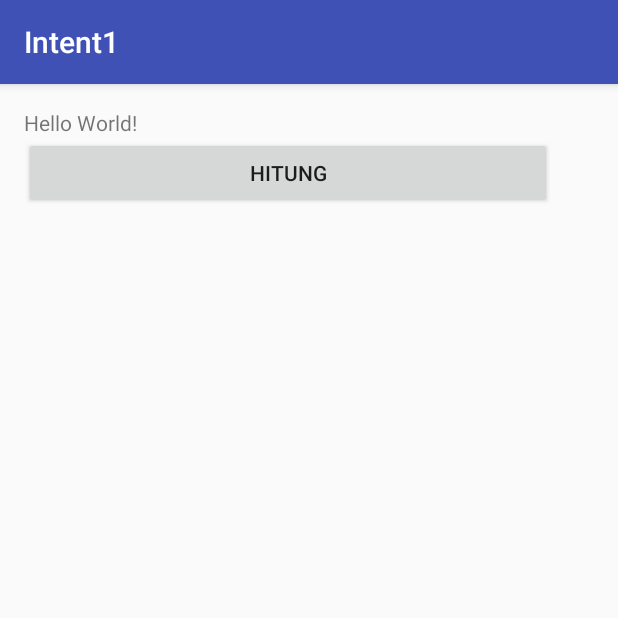
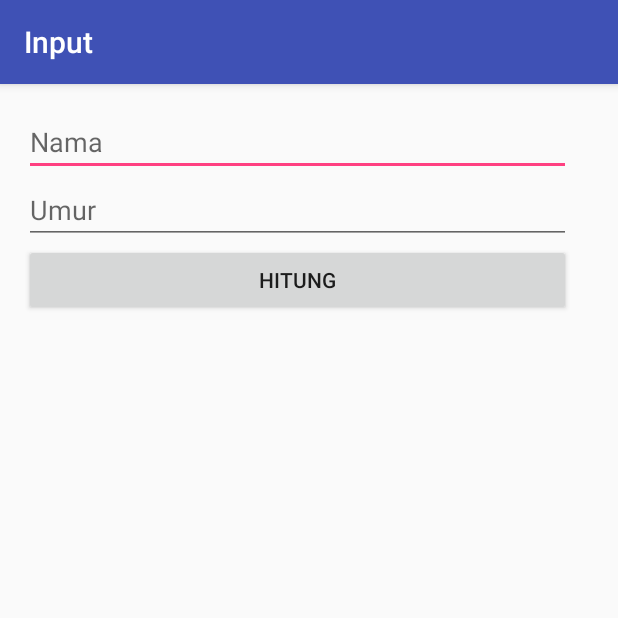
Before and after one commit to titania28/Intent1, an Android app: the screen it shows after launch (MainActivity), on a phone screen of 412 x 824 dp, the top half of it. Run offline under Robolectric (Android 15) with nearby library versions, the phone set to English and light mode, and no system bars.

Commit message:
startActivity Part 2

```diff
--- a/app/src/main/java/id/sch/smktelkom_mlg/learn/intent1/MainActivity.java
+++ b/app/src/main/java/id/sch/smktelkom_mlg/learn/intent1/MainActivity.java
@@ -4,19 +4,37 @@ import android.content.Intent;
 import android.support.v7.app.AppCompatActivity;
 import android.os.Bundle;
 import android.view.View;
+import android.widget.EditText;
 
 public class MainActivity extends AppCompatActivity {
+
+    public static final String NAMA = "Nama";
+    public static final String UMUR = "Umur";
+    EditText EtNama;
+    EditText etUmur;
 
     @Override
     protected void onCreate(Bundle savedInstanceState) {
         super.onCreate(savedInstanceState);
         setContentView(R.layout.activity_main);
+        setTitle("Input");
+        EtNama =(EditText) findViewById(R.id.editTextNama);
+        etUmur =(EditText) findViewById(R.id.editTextUmur);
         findViewById(R.id.buttonHitung).setOnClickListener(new View.OnClickListener()
         {
             @Override
             public void onClick(View v){
-            startActivity(new Intent(MainActivity.this, HasilActivity.class));
+           goHasil();
             }
         });
     }
+    private void goHasil(){
+        String nama = EtNama.getText().toString();
+        String umurStr = etUmur.getText().toString();
+        int umur = umurStr.isEmpty()?0:Integer.parseInt(umurStr);
+        Intent intent = new Intent(MainActivity.this, HasilActivity.class);
+        intent.putExtra(NAMA, nama);
+        intent.putExtra(UMUR, umur);
+        startActivity(intent);
+    }
 }
--- a/app/src/main/res/layout/activity_main.xml
+++ b/app/src/main/res/layout/activity_main.xml
@@ -17,10 +17,21 @@
         android:layout_height="match_parent"
         android:layout_weight="0.91">
 
-        <TextView
-            android:layout_width="wrap_content"
+        <EditText
+            android:layout_width="match_parent"
             android:layout_height="wrap_content"
-            android:text="Hello World!" />
+            android:inputType="textPersonName"
+            android:ems="10"
+            android:id="@+id/editTextNama"
+            android:hint="Nama"/>
+
+        <EditText
+            android:layout_width="match_parent"
+            android:layout_height="wrap_content"
+            android:inputType="numberSigned"
+            android:ems="10"
+            android:id="@+id/editTextUmur"
+            android:hint="Umur"/>
 
         <Button
             android:layout_width="match_parent"
```
Also changed, not shown: app/src/main/java/id/sch/smktelkom_mlg/learn/intent1/HasilActivity.java (+9 -0 lines), app/src/main/res/layout/activity_hasil.xml (+8 -0 lines).
